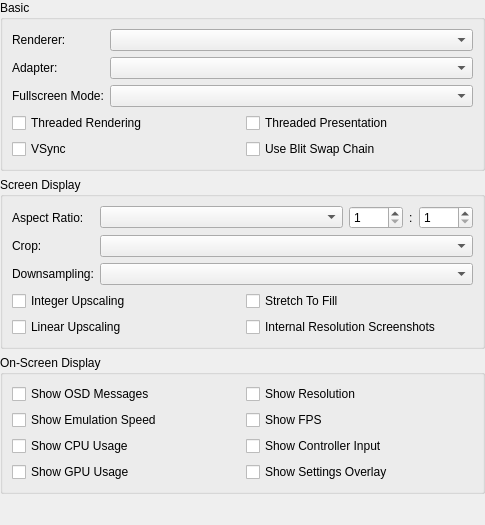
Above: src/duckstation-qt/displaysettingswidget.ui from kofxi3584karlayang/duckstation before the change. Below: the same form after it.
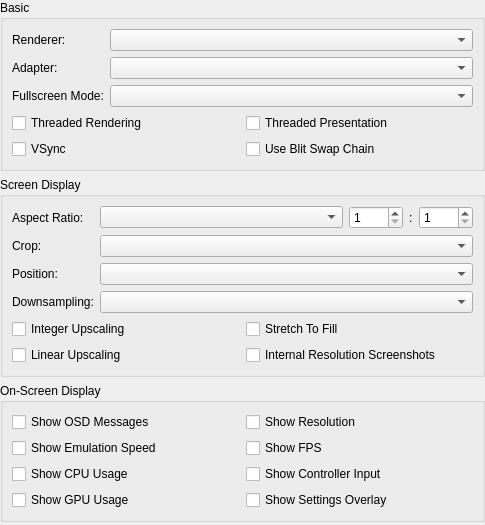
That is the form after the change.

Commit message: Qt: Expose display position/alignment in UI

Diff of the .ui file:
```diff
--- a/src/duckstation-qt/displaysettingswidget.ui
+++ b/src/duckstation-qt/displaysettingswidget.ui
@@ -154,17 +154,17 @@
       <item row="1" column="1">
        <widget class="QComboBox" name="displayCropMode"/>
       </item>
-      <item row="2" column="0">
+      <item row="3" column="0">
        <widget class="QLabel" name="label_6">
         <property name="text">
          <string>Downsampling:</string>
         </property>
        </widget>
       </item>
-      <item row="2" column="1">
+      <item row="3" column="1">
        <widget class="QComboBox" name="gpuDownsampleMode"/>
       </item>
-      <item row="3" column="0" colspan="2">
+      <item row="4" column="0" colspan="2">
        <layout class="QGridLayout" name="gridLayout">
         <item row="0" column="0">
          <widget class="QCheckBox" name="displayIntegerScaling">
@@ -196,6 +196,16 @@
         </item>
        </layout>
       </item>
+      <item row="2" column="0">
+       <widget class="QLabel" name="label_7">
+        <property name="text">
+         <string>Position:</string>
+        </property>
+       </widget>
+      </item>
+      <item row="2" column="1">
+       <widget class="QComboBox" name="displayAlignment"/>
+      </item>
      </layout>
     </widget>
    </item>
```
The commit also changes 2 other files.
